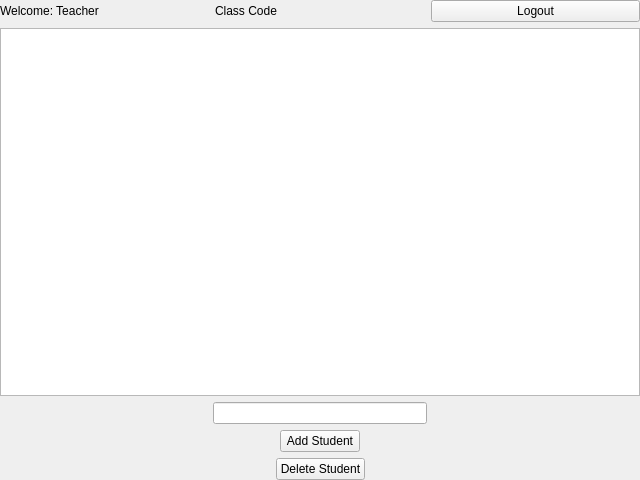
Before: the Qt Designer form Client/teachwin.ui in DatabasesWorks/Stacked_EducationalPlatform, drawn with Qt 5.
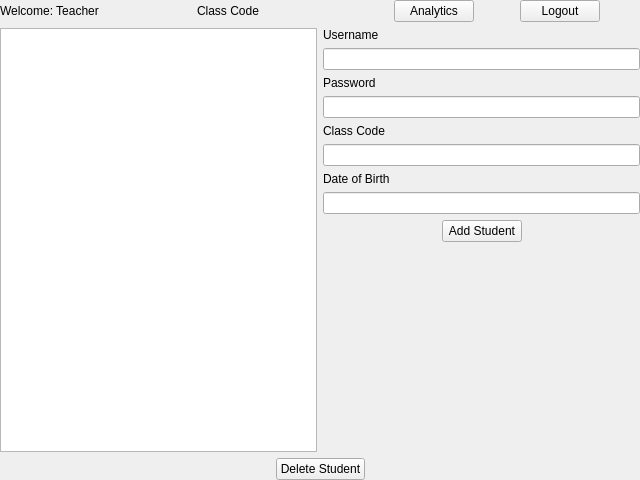
After: the same form once the commit is applied.

Commit message: Added textfields in teachwin for adding student

Diff of the .ui file:
```diff
--- a/Client/teachwin.ui
+++ b/Client/teachwin.ui
@@ -29,7 +29,7 @@
    <item row="2" column="0">
     <layout class="QVBoxLayout" name="verticalLayout">
      <item>
-      <layout class="QHBoxLayout" name="horizontalLayout_4">
+      <layout class="QHBoxLayout" name="horizontalLayout_4" stretch="1,1,0,0,0,0">
        <item>
         <widget class="QLabel" name="userLabel">
          <property name="text">
@@ -44,6 +44,26 @@
          </property>
         </widget>
        </item>
+       <item>
+        <widget class="QPushButton" name="analyticsButton">
+         <property name="text">
+          <string>Analytics</string>
+         </property>
+        </widget>
+       </item>
+       <item>
+        <spacer name="horizontalSpacer_8">
+         <property name="orientation">
+          <enum>Qt::Horizontal</enum>
+         </property>
+         <property name="sizeHint" stdset="0">
+          <size>
+           <width>40</width>
+           <height>20</height>
+          </size>
+         </property>
+        </spacer>
+       </item>
        <item>
         <widget class="QPushButton" name="logoutButton">
          <property name="text">
@@ -51,12 +71,69 @@
          </property>
         </widget>
        </item>
+       <item>
+        <spacer name="horizontalSpacer_7">
+         <property name="orientation">
+          <enum>Qt::Horizontal</enum>
+         </property>
+         <property name="sizeHint" stdset="0">
+          <size>
+           <width>40</width>
+           <height>20</height>
+          </size>
+         </property>
+        </spacer>
+       </item>
       </layout>
      </item>
+     <item>
+      <layout class="QHBoxLayout" name="horizontalLayout_5">
      <item>
       <widget class="QListWidget" name="listWidget"/>
      </item>
      <item>
+        <layout class="QVBoxLayout" name="verticalLayout_2">
+         <item>
+          <widget class="QLabel" name="label">
+           <property name="text">
+            <string>Username</string>
+           </property>
+          </widget>
+         </item>
+         <item>
+          <widget class="QLineEdit" name="userNameField"/>
+         </item>
+         <item>
+          <widget class="QLabel" name="label_2">
+           <property name="text">
+            <string>Password</string>
+           </property>
+          </widget>
+         </item>
+         <item>
+          <widget class="QLineEdit" name="passwordField"/>
+         </item>
+         <item>
+          <widget class="QLabel" name="label_3">
+           <property name="text">
+            <string>Class Code</string>
+           </property>
+          </widget>
+         </item>
+         <item>
+          <widget class="QLineEdit" name="classCodeField"/>
+         </item>
+         <item>
+          <widget class="QLabel" name="label_4">
+           <property name="text">
+            <string>Date of Birth</string>
+           </property>
+          </widget>
+         </item>
+         <item>
+          <widget class="QLineEdit" name="birthDateField"/>
+         </item>
+         <item>
       <layout class="QHBoxLayout" name="horizontalLayout">
        <item>
         <spacer name="horizontalSpacer">
@@ -72,39 +149,6 @@
         </spacer>
        </item>
        <item>
-        <widget class="QLineEdit" name="addStudentField"/>
-       </item>
-       <item>
-        <spacer name="horizontalSpacer_2">
-         <property name="orientation">
-          <enum>Qt::Horizontal</enum>
-         </property>
-         <property name="sizeHint" stdset="0">
-          <size>
-           <width>40</width>
-           <height>20</height>
-          </size>
-         </property>
-        </spacer>
-       </item>
-      </layout>
-     </item>
-     <item>
-      <layout class="QHBoxLayout" name="horizontalLayout_2">
-       <item>
-        <spacer name="horizontalSpacer_3">
-         <property name="orientation">
-          <enum>Qt::Horizontal</enum>
-         </property>
-         <property name="sizeHint" stdset="0">
-          <size>
-           <width>40</width>
-           <height>20</height>
-          </size>
-         </property>
-        </spacer>
-       </item>
-       <item>
         <widget class="QPushButton" name="addStudentButton">
          <property name="text">
           <string>Add Student</string>
@@ -112,7 +156,7 @@
         </widget>
        </item>
        <item>
-        <spacer name="horizontalSpacer_4">
+            <spacer name="horizontalSpacer_2">
          <property name="orientation">
           <enum>Qt::Horizontal</enum>
          </property>
@@ -123,6 +167,23 @@
           </size>
          </property>
         </spacer>
+           </item>
+          </layout>
+         </item>
+         <item>
+          <spacer name="verticalSpacer">
+           <property name="orientation">
+            <enum>Qt::Vertical</enum>
+           </property>
+           <property name="sizeHint" stdset="0">
+            <size>
+             <width>20</width>
+             <height>40</height>
+            </size>
+           </property>
+          </spacer>
+         </item>
+        </layout>
        </item>
       </layout>
      </item>
```
Lines whose indentation alone changed are shown as unchanged.
